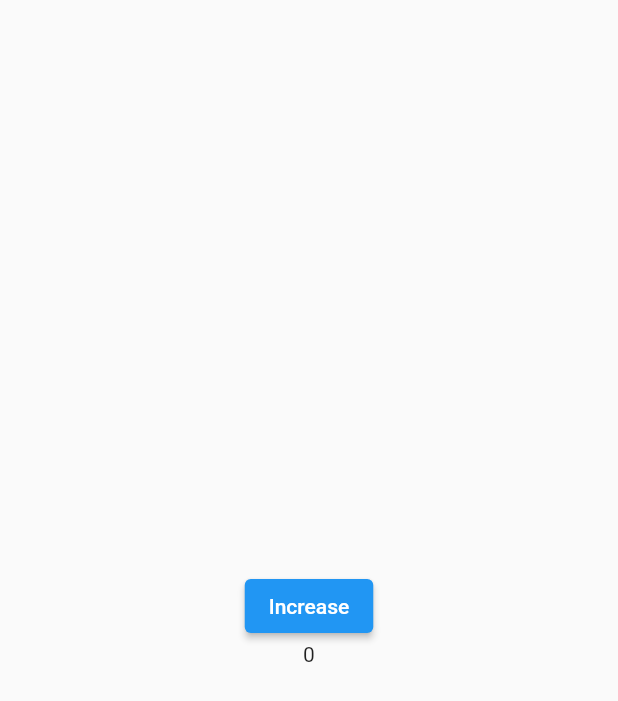
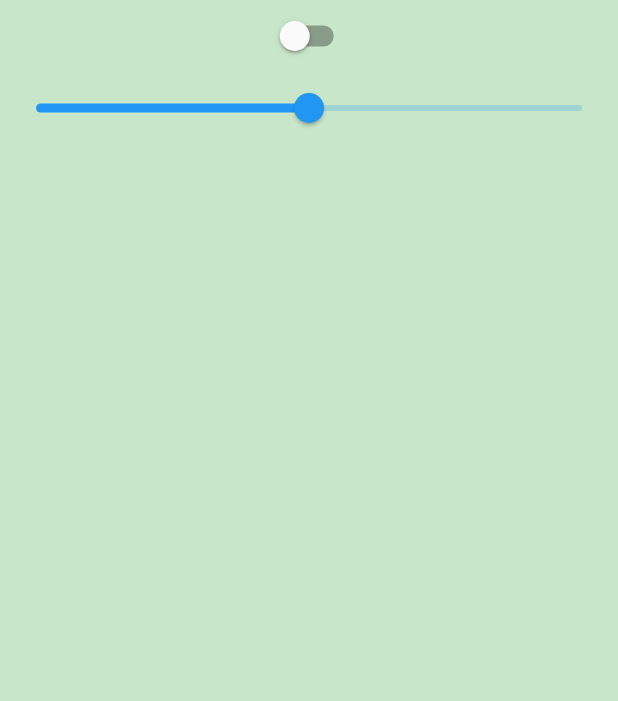
Before and after one commit to AD1N1993/flutter_features, a Flutter app: the screen it shows after launch, on a phone screen of 412 x 824 dp. Shown: the top 701 px of the screen. Run offline on Flutter 3.47's test engine with Material 2 defaults, Android fonts, the light colour scheme and no system bars.

Commit message:
feat(c): global_key_share_example.dart

```diff
--- a/lib/global_key_example.dart
+++ b/lib/global_key_example.dart
@@ -3,6 +3,8 @@ import 'package:flutter/material.dart';
 final globalKey = GlobalKey<_CounterState>();
 
 class GlobalKeyExample extends StatelessWidget {
+  const GlobalKeyExample({super.key});
+
   @override
   Widget build(BuildContext context) {
     return Column(
@@ -14,9 +16,9 @@ class GlobalKeyExample extends StatelessWidget {
             child: Center(
                 child: ElevatedButton(
                     onPressed: () {
-                      globalKey.currentState?._increament();
+                      globalKey.currentState?._increment();
                     },
-                    child: Text('Increase')))),
+                    child: const Text('Increase')))),
         Counter(
           key: globalKey,
         ),
@@ -34,7 +36,7 @@ class Counter extends StatefulWidget {
 
 class _CounterState extends State<Counter> {
   var _value = 0;
-  void _increament() {
+  void _increment() {
     setState(() {
       _value += 1;
     });
--- /dev/null
+++ b/lib/global_key_share_example.dart
@@ -0,0 +1,68 @@
+import 'package:flutter/material.dart';
+
+final _key = GlobalKey();
+final globalKey = GlobalKey();
+
+class GlobalKeyShareExample extends StatelessWidget {
+  const GlobalKeyShareExample({super.key});
+
+  @override
+  Widget build(BuildContext context) {
+    return PageView.builder(
+      itemCount: 3,
+      itemBuilder: (context, index) {
+        switch (index) {
+          case 0:
+            return Container(
+              color: Colors.green[100],
+              child: Foo(_key),
+            );
+          case 1:
+            return Container(
+              color: Colors.blue[100],
+              child: Text("Blank Page"),
+            );
+          case 2:
+            return Container(
+              color: Colors.red[100],
+              child: Foo(_key),
+            );
+          default:
+            throw "404";
+        }
+      },
+    );
+  }
+}
+
+class Foo extends StatefulWidget {
+  @override
+  _FooState createState() => _FooState();
+
+  Foo(key) : super(key: key);
+}
+
+class _FooState extends State<Foo> {
+  bool _switchValue = false;
+  double _sliderValue = 0.5;
+
+  @override
+  Widget build(BuildContext context) {
+    return Column(
+      children: [
+        Switch(
+          value: _switchValue,
+          onChanged: (v) {
+            setState(() => _switchValue = v);
+          },
+        ),
+        Slider(
+          value: _sliderValue,
+          onChanged: (v) {
+            setState(() => _sliderValue = v);
+          },
+        )
+      ],
+    );
+  }
+}
--- a/lib/main.dart
+++ b/lib/main.dart
@@ -1,7 +1,5 @@
 import 'package:flutter/material.dart';
-import 'package:lazy_load/global_key_example.dart';
-import 'package:lazy_load/local_key_example.dart';
-import 'package:lazy_load/reorder_example.dart';
+import 'package:lazy_load/global_key_share_example.dart';
 
 void main() {
   runApp(const MyApp());
@@ -11,14 +9,14 @@ class MyApp extends StatelessWidget {
   const MyApp({super.key});
   @override
   Widget build(BuildContext context) {
-    return  MaterialApp(
+    return const MaterialApp(
       home: Scaffold(
         body: SafeArea(
           child: Center(
             child: Directionality(
               textDirection: TextDirection.ltr,
               child: Center(
-                child: GlobalKeyExample(),
+                child: GlobalKeyShareExample(),
               ),
             ),
           ),
```
